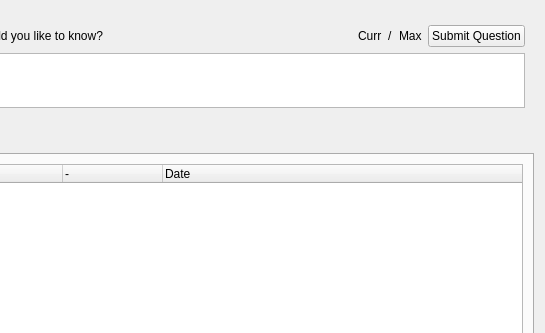
Old version of the form ui/AdvisorWindow.ui in the repository dmzdev/stance; both pictures show x 360 to 905 and y 0 to 333 of the 905 by 600 pixel window.
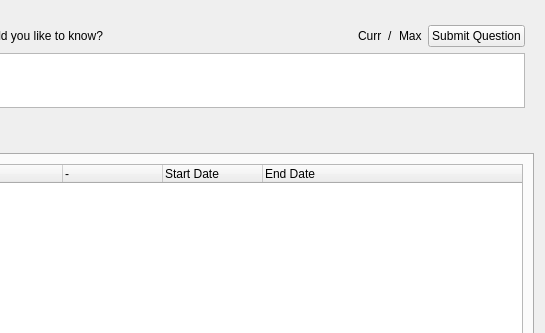
New version of the form. The open tabs and pages were chosen to show the change.

Commit message: Added "End Date" to vote display.

What changed in the file:
```diff
--- a/ui/AdvisorWindow.ui
+++ b/ui/AdvisorWindow.ui
@@ -525,6 +525,12 @@
            <property name="sortingEnabled">
             <bool>true</bool>
            </property>
+           <attribute name="headerCascadingSectionResizes">
+            <bool>true</bool>
+           </attribute>
+           <attribute name="headerDefaultSectionSize">
+            <number>100</number>
+           </attribute>
            <column>
             <property name="text">
              <string>#</string>
@@ -552,7 +558,12 @@
            </column>
            <column>
             <property name="text">
-             <string>Date</string>
+             <string>Start Date</string>
+            </property>
+           </column>
+           <column>
+            <property name="text">
+             <string>End Date</string>
             </property>
            </column>
           </widget>
```
Left out of the diff: 3 changed lines with no effect on the pictures. The commit also changes 2 other files.
